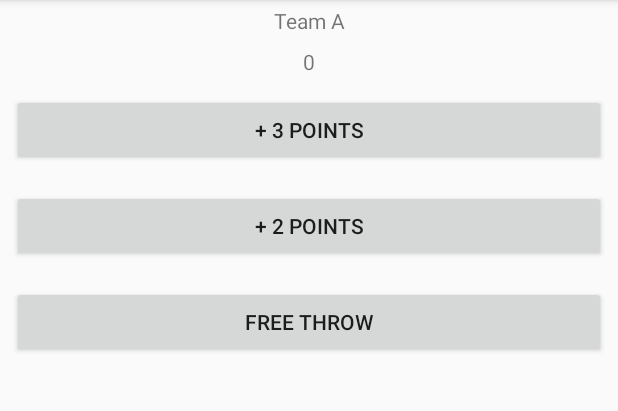
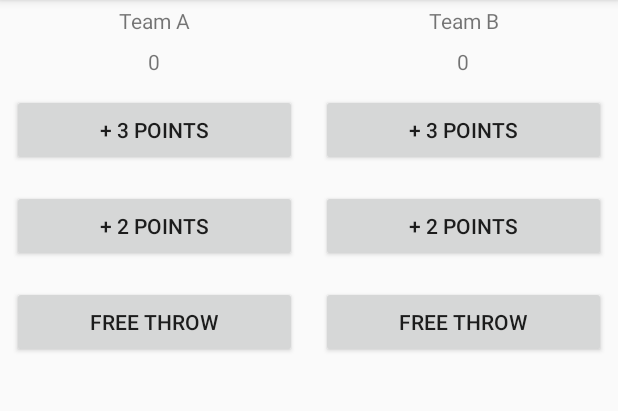
Before and after one commit to adrioro/CourtCounter, an Android app: the screen it shows after launch (MainActivity), on a phone screen of 412 x 824 dp, the part 84-495 px from its top. Run offline under Robolectric (Android 15) with nearby library versions, the phone set to English and light mode, and no system bars.

Commit message:
Layout - Team B added

```diff
--- a/app/src/main/java/com/example/android/courtcounter/MainActivity.java
+++ b/app/src/main/java/com/example/android/courtcounter/MainActivity.java
@@ -15,9 +15,8 @@ public class MainActivity extends AppCompatActivity {
     protected void onCreate(Bundle savedInstanceState) {
         super.onCreate(savedInstanceState);
         setContentView(R.layout.activity_main);
-        txt2 = (TextView) findViewById(R.id.text2);
+        txt2 = (TextView) findViewById(R.id.text2A);
     }
-
 
     /**
      * This method is called when the button +3Points is clicked.
@@ -52,5 +51,20 @@ public class MainActivity extends AppCompatActivity {
 
     }
 
+    /**
+     * Displays the given score for Team A.
+     */
+    public void displayForTeamA(int score) {
+        TextView scoreView = (TextView) findViewById(R.id.text2A);
+        scoreView.setText(String.valueOf(score));
+    }
+
+    /**
+     * Displays the given score for Team A.
+     */
+    public void displayForTeamB(int score) {
+        TextView scoreView = (TextView) findViewById(R.id.text2B);
+        scoreView.setText(String.valueOf(score));
+    }
 
 }
--- a/app/src/main/res/layout/activity_main.xml
+++ b/app/src/main/res/layout/activity_main.xml
@@ -4,48 +4,104 @@
     xmlns:tools="http://schemas.android.com/tools"
     android:layout_width="match_parent"
     android:layout_height="match_parent"
-    tools:context="MainActivity"
-    android:orientation ="vertical" >
+    android:orientation="horizontal">
+
+    <LinearLayout
+        android:layout_width="0dp"
+        android:layout_height="match_parent"
+        android:layout_weight="1"
+        android:orientation="vertical"
+        tools:context="MainActivity">
 
         <TextView
-        android:id="@+id/text1"
+            android:id="@+id/text1A"
             android:layout_width="match_parent"
             android:layout_height="wrap_content"
-        android:text="Team A"
             android:gravity="center_horizontal"
-        android:padding="4dp"/>
+            android:padding="4dp"
+            android:text="Team A" />
 
         <TextView
-        android:id="@+id/text2"
+            android:id="@+id/text2A"
             android:layout_width="match_parent"
             android:layout_height="wrap_content"
-        android:text="0"
             android:gravity="center_horizontal"
             android:padding="4dp"
-        />
+            android:text="0" />
 
         <Button
-        android:id="@+id/button_3"
+            android:id="@+id/button_3A"
             android:layout_width="match_parent"
             android:layout_height="wrap_content"
-        android:text="+ 3 Points"
             android:layout_margin="8dp"
-        android:onClick="TeamAScores3"/>
+            android:onClick="TeamAScores3"
+            android:text="+ 3 Points" />
 
         <Button
-        android:id="@+id/button_2"
+            android:id="@+id/button_2A"
             android:layout_width="match_parent"
             android:layout_height="wrap_content"
-        android:text="+ 2 Points"
             android:layout_margin="8dp"
-        android:onClick="TeamAScores2"/>
+            android:onClick="TeamAScores2"
+            android:text="+ 2 Points" />
 
         <Button
-        android:id="@+id/button_free"
+            android:id="@+id/button_freeA"
             android:layout_width="match_parent"
             android:layout_height="wrap_content"
-        android:text="Free Throw"
             android:layout_margin="8dp"
-        android:onClick="TeamAScores1"/>
+            android:onClick="TeamAScores1"
+            android:text="Free Throw" />
 
     </LinearLayout>
+
+    <LinearLayout
+        android:layout_width="0dp"
+        android:layout_height="match_parent"
+        android:layout_weight="1"
+        android:orientation="vertical"
+        tools:context="MainActivity">
+
+        <TextView
+            android:id="@+id/text1B"
+            android:layout_width="match_parent"
+            android:layout_height="wrap_content"
+            android:gravity="center_horizontal"
+            android:padding="4dp"
+            android:text="Team B" />
+
+        <TextView
+            android:id="@+id/text2B"
+            android:layout_width="match_parent"
+            android:layout_height="wrap_content"
+            android:gravity="center_horizontal"
+            android:padding="4dp"
+            android:text="0" />
+
+        <Button
+            android:id="@+id/button_3B"
+            android:layout_width="match_parent"
+            android:layout_height="wrap_content"
+            android:layout_margin="8dp"
+            android:onClick="TeamAScores3"
+            android:text="+ 3 Points" />
+
+        <Button
+            android:id="@+id/button_2B"
+            android:layout_width="match_parent"
+            android:layout_height="wrap_content"
+            android:layout_margin="8dp"
+            android:onClick="TeamAScores2"
+            android:text="+ 2 Points" />
+
+        <Button
+            android:id="@+id/button_freeB"
+            android:layout_width="match_parent"
+            android:layout_height="wrap_content"
+            android:layout_margin="8dp"
+            android:onClick="TeamAScores1"
+            android:text="Free Throw" />
+
+    </LinearLayout>
+
+</LinearLayout>
```
Lines whose indentation alone changed are shown as unchanged.
